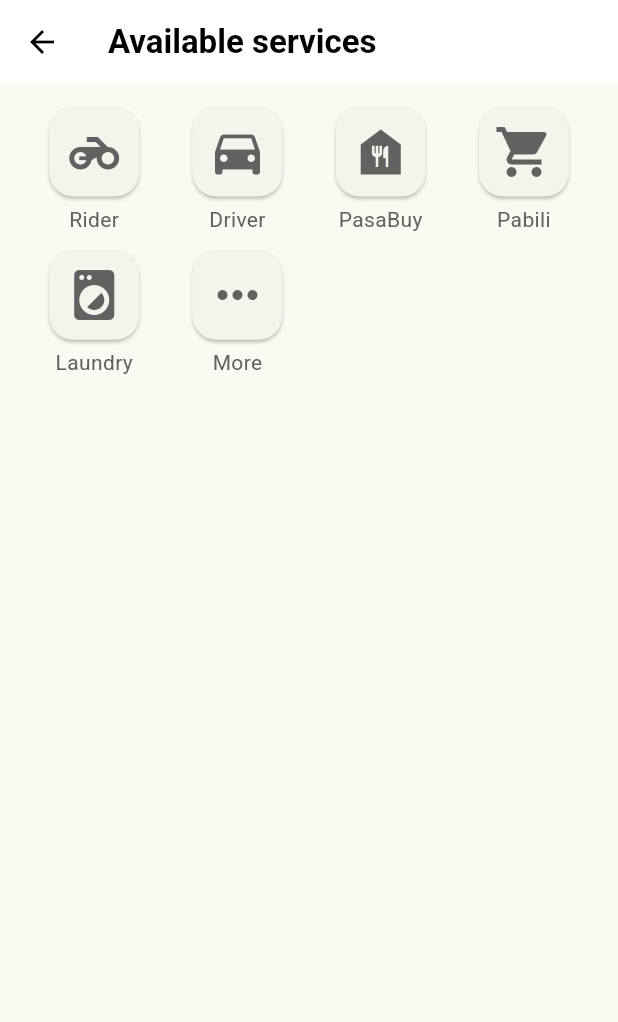
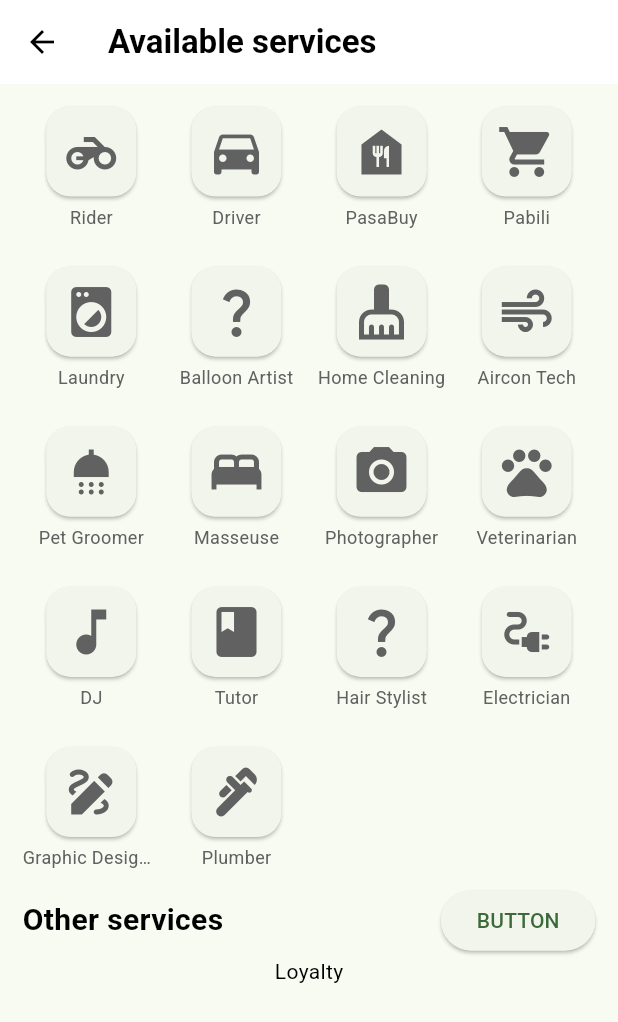
Before and after one commit to reofficial/Kaya-Kita, a Flutter app: the JobCategoriesScreen screen opened directly, on a phone screen of 412 x 824 dp. Shown: the top 1022 px of the screen. Run offline on Flutter 3.47's test engine with Material 3 defaults, Android fonts, the phone set to English and light mode, and no system bars; our stand-ins replace fl_chart, flutter_dotenv.

Commit message:
partial job categories with dummy buttons

```diff
--- a/frontend/starter/lib/jobcategories.dart
+++ b/frontend/starter/lib/jobcategories.dart
@@ -40,39 +40,91 @@ class _JobCategoriesScreenState extends State<JobCategoriesScreen> {
                     crossAxisCount: 4,
                     shrinkWrap: true,
                     physics: const NeverScrollableScrollPhysics(),
+                    mainAxisSpacing: 15, crossAxisSpacing: 5,
                     children: [
-                      _buildJobCategory(
-                        "Rider",
-                        Icons.motorcycle,
+                      // can be improved by having a mapping of jobs and icons
+                      _buildJobCategory("Rider", Icons.motorcycle,
                         () {}
                       ),
-                      _buildJobCategory(
-                        "Driver",
-                        Icons.directions_car,
+                      _buildJobCategory("Driver", Icons.directions_car,
                         () {}
                       ),
-                      _buildJobCategory(
-                        "PasaBuy",
-                        Icons.food_bank,
+                      _buildJobCategory("PasaBuy", Icons.food_bank,
                         () {}
                       ),
-                      _buildJobCategory(
-                        "Pabili",
-                        Icons.shopping_cart,
+                      _buildJobCategory("Pabili", Icons.shopping_cart,
                         () {}
                       ),
-                      _buildJobCategory(
-                        "Laundry",
-                        Icons.local_laundry_service,
+                      _buildJobCategory("Laundry", Icons.local_laundry_service,
                         () {}
                       ),
-                      _buildJobCategory(
-                        "More",
-                        Icons.more_horiz,
+                      _buildJobCategory("Balloon Artist", Icons.question_mark,
+                        () {}
+                      ),
+                      _buildJobCategory("Home Cleaning", Icons.cleaning_services,
+                        () {}
+                      ),
+                      _buildJobCategory("Aircon Tech", Icons.air,
+                        () {}
+                      ),
+                      _buildJobCategory("Pet Groomer", Icons.shower,
+                        () {}
+                      ),
+                      _buildJobCategory("Masseuse", Icons.bed,
+                        () {}
+                      ),
+                      _buildJobCategory("Photographer", Icons.camera_alt,
+                        () {}
+                      ),
+                      _buildJobCategory("Veterinarian", Icons.pets,
+                        () {}
+                      ),
+                      _buildJobCategory("DJ", Icons.music_note,
+                        () {}
+                      ),
+                      _buildJobCategory("Tutor", Icons.book,
+                        () {}
+                      ),
+                      _buildJobCategory("Hair Stylist", Icons.question_mark,
+                        () {}
+                      ),
+                      _buildJobCategory("Electrician", Icons.electrical_services,
+                        () {}
+                      ),
+                      _buildJobCategory("Graphic Designer", Icons.draw,
+                        () {}
+                      ),
+                      _buildJobCategory("Plumber", Icons.plumbing,
                         () {}
                       ),
                     ],
                   ),
+
+                  Row(
+                    mainAxisAlignment: MainAxisAlignment.spaceBetween,
+                    children: [
+                      const Text(
+                        'Other services',
+                        style: TextStyle(
+                          color: Color(0xFF000000),
+                          fontWeight: FontWeight.bold,
+                          fontSize: 20
+                        ),
+                      ),
+                      ElevatedButton(
+                        onPressed: () {},
+                        child: Text('BUTTON')
+                      )
+                    ],
+                  ),
+
+                  const Text(
+                    'Loyalty',
+                    style: TextStyle(
+                      color: Color(0xFF000000),
+                      fontSize: 14
+                    ),
+                  )
                 ]
               )
             )
@@ -101,13 +153,17 @@ class _JobCategoriesScreenState extends State<JobCategoriesScreen> {
           )
         ),
         const SizedBox(height: 5),
-        Text(
-          title,
-          style: TextStyle(
-            fontSize: 14,
-            color: Colors.grey[700],
+        Flexible(
+          child: Text(
+            title,
+            style: TextStyle(
+              fontSize: 12,
+              color: Colors.grey[700],
+            ),
+            overflow: TextOverflow.ellipsis, // Avoids text overflow
+            softWrap: true,
           ),
-        ),
+        )
       ],
     );
   }
```
